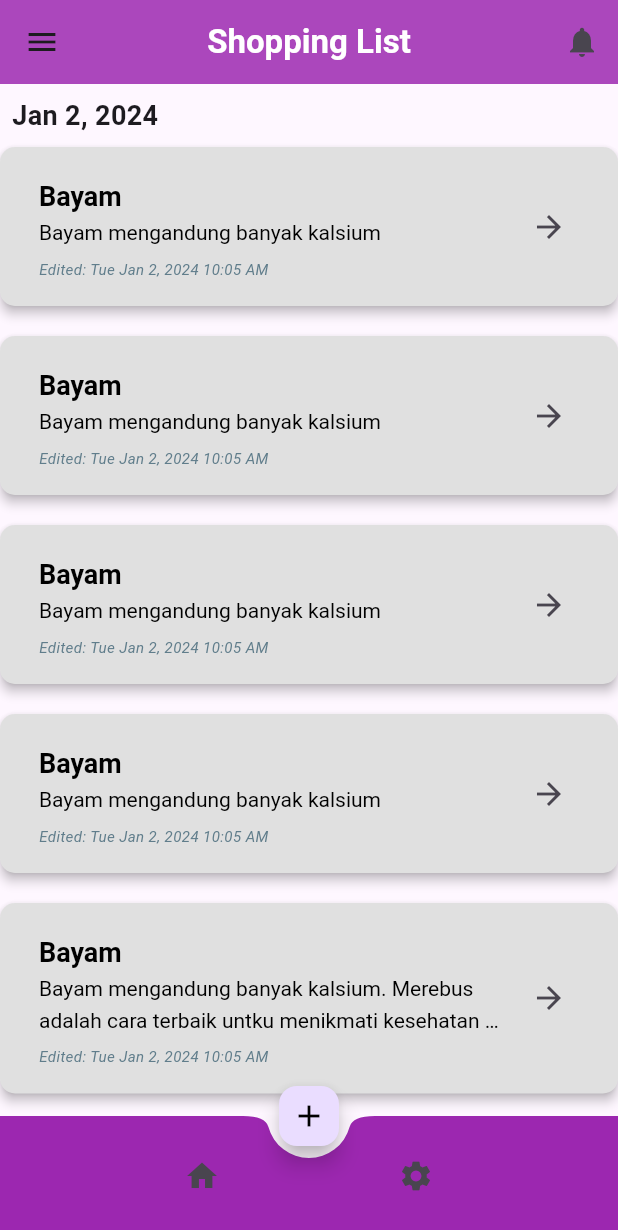
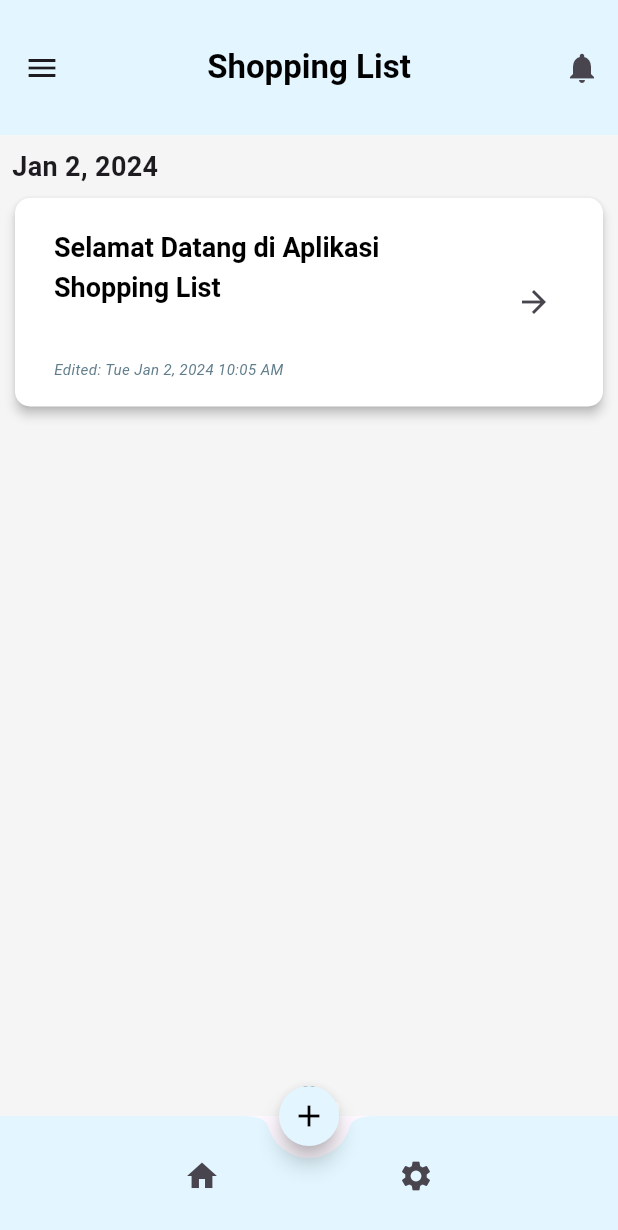
Before and after one commit to ArdyIan/shoppingList_app, a Flutter app: the screen it shows after launch, on a phone screen of 412 x 824 dp. Shown: the top 1230 px of the screen. Run offline on Flutter 3.47's test engine with Material 3 defaults, Android fonts, the phone set to English and light mode, and no system bars; drawn by our look-alikes of grouped_list; our stand-ins replace google_fonts.

Commit message:
Membuat halaman pengaturan

```diff
--- a/lib/models/note.dart
+++ b/lib/models/note.dart
@@ -3,12 +3,14 @@ class Note {
   String title;
   String content;
   DateTime modifiedTime;
+  List<String> items; // Tambahkan properti ini
 
   Note({
     required this.id,
     required this.title,
     required this.content,
     required this.modifiedTime,
+    this.items = const [], // Inisialisasi dengan daftar kosong secara default
   });
 
 //method untuk mengubah judul dan konten catatan
@@ -22,48 +24,48 @@ class Note {
 List<Note> sampleNotes = [
   Note(
       id: 0,
-      title: 'Bayam',
-      content: 'Bayam mengandung banyak kalsium',
+      title: 'Selamat Datang di Aplikasi Shopping List',
+      content: '',
       modifiedTime: DateTime(2024, 1, 1, 34, 5)),
-  Note(
-      id: 1,
-      title: 'Bayam',
-      content: 'Bayam mengandung banyak kalsium',
-      modifiedTime: DateTime(2024, 1, 1, 34, 5)),
-  Note(
-      id: 2,
-      title: 'Bayam',
-      content: 'Bayam mengandung banyak kalsium',
-      modifiedTime: DateTime(2024, 1, 1, 34, 5)),
-  Note(
-      id: 3,
-      title: 'Bayam',
-      content: 'Bayam mengandung banyak kalsium',
-      modifiedTime: DateTime(2024, 1, 1, 34, 5)),
-  Note(
-      id: 4,
-      title: 'Bayam',
-      content:
-          'Bayam mengandung banyak kalsium. Merebus adalah cara terbaik untku menikmati kesehatan bayam . Dengan 3 ribu rupiah anda sudah dapat memiliki 1 ikat bayam',
-      modifiedTime: DateTime(2024, 1, 1, 34, 5)),
-  Note(
-      id: 5,
-      title: 'Bayam',
-      content: 'Bayam mengandung banyak kalsium',
-      modifiedTime: DateTime(2024, 1, 1, 34, 5)),
-  Note(
-      id: 6,
-      title: 'Bayam',
-      content: 'Bayam mengandung banyak kalsium',
-      modifiedTime: DateTime(2024, 1, 1, 34, 5)),
-  Note(
-      id: 7,
-      title: 'Bayam',
-      content: 'Bayam mengandung banyak kalsium',
-      modifiedTime: DateTime(2024, 1, 1, 34, 5)),
-  Note(
-      id: 8,
-      title: 'Bayam',
-      content: 'Bayam mengandung banyak kalsium',
-      modifiedTime: DateTime(2024, 1, 1, 34, 5)),
+  // Note(
+  //     id: 1,
+  //     title: 'Bayam',
+  //     content: 'Bayam mengandung banyak kalsium',
+  //     modifiedTime: DateTime(2024, 1, 1, 34, 5)),
+  // Note(
+  //     id: 2,
+  //     title: 'Bayam',
+  //     content: 'Bayam mengandung banyak kalsium',
+  //     modifiedTime: DateTime(2024, 1, 1, 34, 5)),
+  // Note(
+  //     id: 3,
+  //     title: 'Bayam',
+  //     content: 'Bayam mengandung banyak kalsium',
+  //     modifiedTime: DateTime(2024, 1, 1, 34, 5)),
+  // Note(
+  //     id: 4,
+  //     title: 'Bayam',
+  //     content:
+  //         'Bayam mengandung banyak kalsium. Merebus adalah cara terbaik untku menikmati kesehatan bayam . Dengan 3 ribu rupiah anda sudah dapat memiliki 1 ikat bayam',
+  //     modifiedTime: DateTime(2024, 1, 1, 34, 5)),
+  // Note(
+  //     id: 5,
+  //     title: 'Bayam',
+  //     content: 'Bayam mengandung banyak kalsium',
+  //     modifiedTime: DateTime(2024, 1, 1, 34, 5)),
+  // Note(
+  //     id: 6,
+  //     title: 'Bayam',
+  //     content: 'Bayam mengandung banyak kalsium',
+  //     modifiedTime: DateTime(2024, 1, 1, 34, 5)),
+  // Note(
+  //     id: 7,
+  //     title: 'Bayam',
+  //     content: 'Bayam mengandung banyak kalsium',
+  //     modifiedTime: DateTime(2024, 1, 1, 34, 5)),
+  // Note(
+  //     id: 8,
+  //     title: 'Bayam',
+  //     content: 'Bayam mengandung banyak kalsium',
+  //     modifiedTime: DateTime(2024, 1, 1, 34, 5)),
 ];
--- a/lib/pages/home_page.dart
+++ b/lib/pages/home_page.dart
@@ -5,6 +5,7 @@ import 'package:flutter/widgets.dart';
 import 'package:intl/intl.dart';
 import 'package:shopping_list/constants/colors.dart';
 import 'package:shopping_list/models/note.dart';
+import 'package:shopping_list/pages/setting_page.dart';
 import 'package:shopping_list/theme.dart';
 import 'package:grouped_list/grouped_list.dart';
 import 'package:shopping_list/models/editNotePage.dart';
@@ -86,17 +87,6 @@ class _HomePageState extends State<HomePage>
   double size2 = 20.0;
   double size3 = 20.0;
 
-  // void _toggleFab() {
-  //   setState(() {
-  //     toogle = !toogle;
-  //     if (toogle) {
-  //       _controller.forward();
-  //     } else {
-  //       _controller.reverse();
-  //     }
-  //   });
-  // }
-
   //logika untuk mengedit item dengan menavigasi ke halaman editNotePage
   void editItem(Note note) {
     Navigator.push(
@@ -124,7 +114,7 @@ class _HomePageState extends State<HomePage>
             'Shopping List',
             style: TextStyle(
               fontWeight: FontWeight.bold,
-              color: Colors.white,
+              color: Colors.black,
             ),
           ),
           centerTitle: true,
@@ -141,11 +131,14 @@ class _HomePageState extends State<HomePage>
                 // bottomRight: Radius.circular(25),
                 ),
           ),
-          backgroundColor: Colors.purple[400],
+          backgroundColor: const Color.fromARGB(255, 227, 246, 255),
+          toolbarHeight: 90,
         ),
 
 //drawer menu
         drawer: Drawer(
+          child: Container(
+            color: const Color.fromARGB(255, 227, 246, 255),
             child: ListView(
               children: [
                 ExpansionTile(
@@ -157,12 +150,19 @@ class _HomePageState extends State<HomePage>
                     ListTile(
                       title: Text(
                         'Category',
-                      style: title4,
+                        style: TextStyle(
+                          color: Colors.blue,
+                        ),
                       ),
                       onTap: () {},
                     ),
                     ListTile(
-                    title: Text('Products', style: title4),
+                      title: Text(
+                        'Products',
+                        style: TextStyle(
+                          color: Colors.blue,
+                        ),
+                      ),
                       onTap: () {},
                     ),
                   ],
@@ -175,17 +175,23 @@ class _HomePageState extends State<HomePage>
                 IconButton(
                   icon: Icon(
                     Icons.settings,
-                  color: Colors.blueAccent,
+                    color: Colors.blue,
                   ),
-                onPressed: () {},
+                  onPressed: () {
+                    Navigator.push(context,
+                        MaterialPageRoute(builder: (context) => SettingPage()));
+                  },
                 ),
               ],
+            ),
           ),
         ),
 
 // ListVIEW homepage
 // berubah jadi grouped listview
-        body: Stack(children: [
+        body: Container(
+          color: Colors.grey[100],
+          child: Stack(children: [
             GroupedListView<Note, DateTime>(
               shrinkWrap: true,
               elements: filteredNotes,
@@ -200,10 +206,10 @@ class _HomePageState extends State<HomePage>
               ),
               itemBuilder: (context, Note note) {
                 return Card(
-                margin: EdgeInsets.only(bottom: 20),
+                  margin: EdgeInsets.only(bottom: 10, left: 10, right: 10),
                   //bikin listview jadi random color
                   // color: getRandomColor(),
-                color: Colors.grey[300],
+                  color: Colors.white,
                   elevation: 3,
                   shape: RoundedRectangleBorder(
                       borderRadius: BorderRadius.circular(10)),
@@ -279,10 +285,25 @@ class _HomePageState extends State<HomePage>
                 height: size1,
                 width: size1,
                 decoration: BoxDecoration(
-                color: Colors.black87,
+                  color: Color.fromARGB(255, 55, 55, 55),
                   borderRadius: BorderRadius.circular(40.0),
                 ),
-              child: Icon(Icons.message, color: Colors.white),
+                child: IconButton(
+                  onPressed: () {
+                    setState(() {
+                      Note newNote = Note(
+                          id: filteredNotes.length,
+                          title: 'Makanan dan Minuman',
+                          content: 'Isi',
+                          modifiedTime: DateTime.now());
+                      filteredNotes.add(newNote);
+                    });
+                  },
+                  icon: Icon(
+                    Icons.emoji_food_beverage_rounded,
+                    color: Colors.white,
+                  ),
+                ),
               ),
             ),
             AnimatedAlign(
@@ -297,10 +318,25 @@ class _HomePageState extends State<HomePage>
                 height: size2,
                 width: size2,
                 decoration: BoxDecoration(
-                color: Colors.red,
+                  color: Color.fromARGB(255, 55, 55, 55),
                   borderRadius: BorderRadius.circular(40.0),
                 ),
-              child: Icon(Icons.message, color: Colors.white),
+                child: IconButton(
+                  onPressed: () {
+                    setState(() {
+                      Note newNote = Note(
+                          id: filteredNotes.length,
+                          title: 'Perlengkapan Rumah',
+                          content: 'Isi',
+                          modifiedTime: DateTime.now());
+                      filteredNotes.add(newNote);
+                    });
+                  },
+                  icon: Icon(
+                    Icons.hardware_outlined,
+                    color: Colors.white,
+                  ),
+                ),
               ),
             ),
             AnimatedAlign(
@@ -315,48 +351,29 @@ class _HomePageState extends State<HomePage>
                 height: size3,
                 width: size3,
                 decoration: BoxDecoration(
-                color: Colors.blue,
+                  color: Color.fromARGB(255, 55, 55, 55),
                   borderRadius: BorderRadius.circular(40.0),
                 ),
-              child: Icon(Icons.message, color: Colors.white),
+                child: IconButton(
+                  onPressed: () {
+                    setState(() {
+                      Note newNote = Note(
+                          id: filteredNotes.length,
+                          title: 'Kebersihan dan Kesehatan',
+                          content: 'Isi',
+                          modifiedTime: DateTime.now());
+                      filteredNotes.add(newNote);
+                    });
+                  },
+                  icon: Icon(
+                    Icons.medical_services_outlined,
+                    color: Colors.white,
                   ),
                 ),
+              ),
+            )
           ]),
-
-//floating action button
-        // floatingActionButtonLocation: FloatingActionButtonLocation.centerDocked,
-        // floatingActionButton: FloatingActionButton(
-        //     backgroundColor: Colors.purple[400],
-        //     onPressed: () {
-        //       if (toogle) {
-        //         toogle = !toogle;
-        //         _controller.forward();
-        //         Future.delayed(Duration(milliseconds: 10), () {
-        //           alignment1 = Alignment(-0.5, -0.3);
-        //           size1 = 50.0;
-        //         });
-        //         Future.delayed(Duration(milliseconds: 100), () {
-        //           alignment2 = Alignment(0.0, -0.5);
-        //           size2 = 50.0;
-        //         });
-        //         Future.delayed(Duration(milliseconds: 200), () {
-        //           alignment3 = Alignment(0.5, -0.3);
-        //           size3 = 50.0;
-        //         });
-        //       } else {
-        //         toogle = !toogle;
-        //         _controller.reverse();
-        //         alignment1 = Alignment(0.0, 0.0);
-        //         alignment2 = Alignment(0.0, 0.0);
-        //         alignment3 = Alignment(0.0, 0.0);
-        //         size1 = size2 = size3 = 20.0;
-        //       }
-        //     },
-
-//floating action button plus
-        // shape: CircleBorder(),
-        // tooltip: 'increment',
-
+        ),
         floatingActionButton: FloatingActionButton(
           onPressed: () {
             setState(() {
@@ -386,9 +403,16 @@ class _HomePageState extends State<HomePage>
             });
           },
           mini: true,
+          shape: CircleBorder(),
+          backgroundColor: const Color.fromARGB(255, 227, 246, 255),
+          child: Container(
+            width: 80.0,
+            height: 80.0,
             child: Icon(
               Icons.add,
+              // size: 36.0,
               color: Colors.black,
+            ),
           ),
         ),
         floatingActionButtonLocation:
@@ -396,7 +420,7 @@ class _HomePageState extends State<HomePage>
 //bottom navigator bawah dengan icon dan floating button
         bottomNavigationBar: SizedBox(
           child: BottomAppBar(
-            color: Colors.purple,
+            color: const Color.fromARGB(255, 227, 246, 255),
             shape: CircularNotchedRectangle(),
 //menu pada bottom view
             child: Row(
@@ -410,7 +434,12 @@ class _HomePageState extends State<HomePage>
                   ),
                 ),
                 IconButton(
-                    onPressed: () {},
+                    onPressed: () {
+                      Navigator.push(
+                          context,
+                          MaterialPageRoute(
+                              builder: (context) => SettingPage()));
+                    },
                     icon: Icon(
                       Icons.settings,
                     )),
@@ -418,7 +447,5 @@ class _HomePageState extends State<HomePage>
             ),
           ),
         ));
-    //bottom navigator bawah dengan icon dan floating button
-    //bottom navigator bawah dengan icon dan floating button
   }
 }
```
Also changed, not shown: lib/models/editNotePage.dart (+19 -0 lines), lib/pages/setting_page.dart (added, +166 -0 lines), assets/food_icon.png (added). Lines whose indentation alone changed are shown as unchanged.
